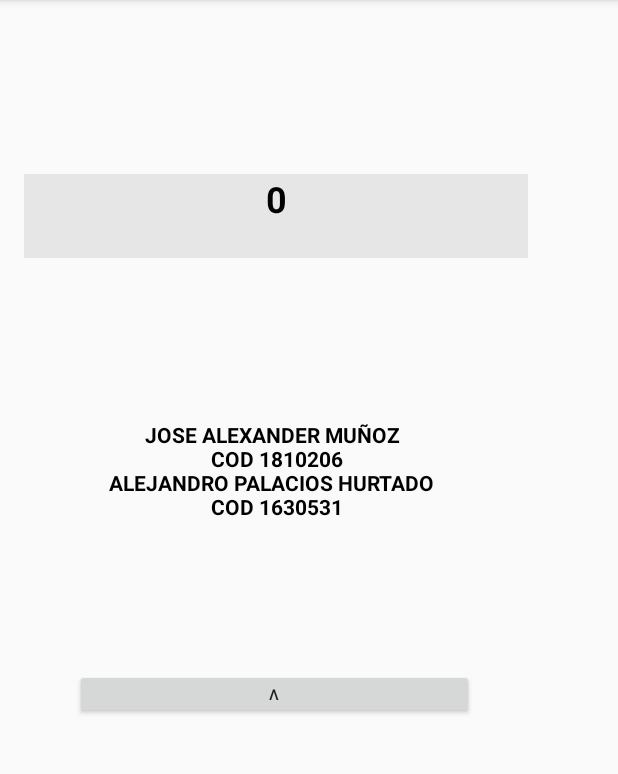
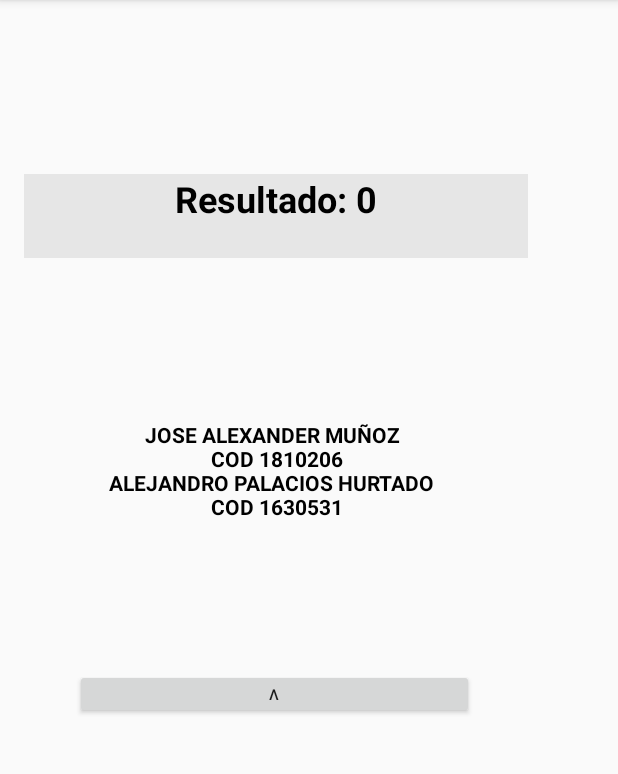
Before and after one commit to joseamd/Calculadora, an Android app: the screen it shows after launch (Main2Activity), after a tap on an icon or button, on a phone screen of 412 x 824 dp, the part 84-858 px from its top. Run offline under Robolectric (Android 15) with nearby library versions, the phone set to English and light mode, and no system bars.

Commit message:
Actividad ciclo de vida

```diff
--- a/app/src/main/AndroidManifest.xml
+++ b/app/src/main/AndroidManifest.xml
@@ -10,13 +10,9 @@
         android:supportsRtl="true"
         android:theme="@style/AppTheme">
 
-        <activity android:name=".Main2Activity">
-        <!--android:configChanges="orientation|screenSize"--> ></activity> //Evitar reinicio de Activity2 al girar el móvil
+        <activity android:name=".Main2Activity"></activity>
         <activity android:name=".MainActivity">
-    <!--android:configChanges="orientation|screenSize"-->> //Evitar reinicio de Activity al girar el móvil
-
-
-        <intent-filter>
+               <intent-filter>
             <action android:name="android.intent.action.MAIN" />
 
             <category android:name="android.intent.category.LAUNCHER" />
--- a/app/src/main/java/com/example/calculadora/Main2Activity.java
+++ b/app/src/main/java/com/example/calculadora/Main2Activity.java
@@ -25,7 +25,7 @@ public class Main2Activity extends AppCompatActivity {
 
         String mensaje = getIntent().getStringExtra("Dato");
         TextView textView = (TextView) findViewById(R.id.visorResultado);
-        textView.setText(mensaje);
+        textView.setText("Resultado: "+mensaje);
 
     }
 
--- a/app/src/main/java/com/example/calculadora/MainActivity.java
+++ b/app/src/main/java/com/example/calculadora/MainActivity.java
@@ -17,6 +17,19 @@ public class MainActivity extends AppCompatActivity  {
     public String stringResult = "0";
     public EditText visor;
     public TextView visorResultado;
+
+    @Override
+    //Metodo que almacena el dato cuando se reinicia la actividad
+    protected void onSaveInstanceState(Bundle savedInstanceState) {
+        super.onSaveInstanceState(savedInstanceState);
+        setContentView(R.layout.activity_main);
+        if(savedInstanceState != null ) {
+            operan1 = savedInstanceState.getDouble("", operan1);
+            total = savedInstanceState.getDouble("", total);
+            visor.setText("" + operan1);
+            visorResultado.setText(""+ total);
+        }
+    }
 
     @Override
     protected void onCreate(Bundle savedInstanceState) {
--- /dev/null
+++ b/app/src/main/res/layout-land/activity_main2.xml
@@ -0,0 +1,61 @@
+<?xml version="1.0" encoding="utf-8"?>
+<LinearLayout xmlns:android="http://schemas.android.com/apk/res/android"
+    xmlns:app="http://schemas.android.com/apk/res-auto"
+    xmlns:tools="http://schemas.android.com/tools"
+    android:id="@+id/btAnterior"
+    android:layout_width="fill_parent"
+    android:layout_height="fill_parent"
+    android:orientation="horizontal"
+    tools:context=".Main2Activity">
+
+    <LinearLayout
+        android:layout_width="fill_parent"
+        android:layout_height="match_parent"
+        android:orientation="vertical">
+
+        <TextView
+            android:id="@+id/visorResultado"
+            android:layout_width="336dp"
+            android:layout_height="56dp"
+            android:layout_gravity="center"
+            android:layout_marginTop="25dp"
+            android:background="#e6e6e6"
+            android:text="TextView"
+            android:textAlignment="center"
+            android:textAllCaps="false"
+            android:textColor="#000000"
+            android:textSize="24sp"
+            android:textStyle="bold"
+            />
+
+        <TextView
+            android:id="@+id/visorEstudiante"
+            android:layout_width="266dp"
+            android:layout_height="114dp"
+            android:layout_marginTop="30dp"
+            android:layout_gravity="center"
+            android:textAlignment="center"
+            android:textColor="#000000"
+            android:textSize="14sp"
+            android:textStyle="bold"
+            />
+
+        <Button
+            android:id="@+id/button"
+            android:layout_gravity="center"
+            android:layout_width="266dp"
+            android:layout_height="33dp"
+            android:layout_marginTop="20dp"
+            android:onClick="Regresar"
+            android:text="@string/anterior"
+            android:textAlignment="center"
+            android:textSize="10dp"
+            />
+
+
+
+    </LinearLayout>
+
+
+
+</LinearLayout>
```
